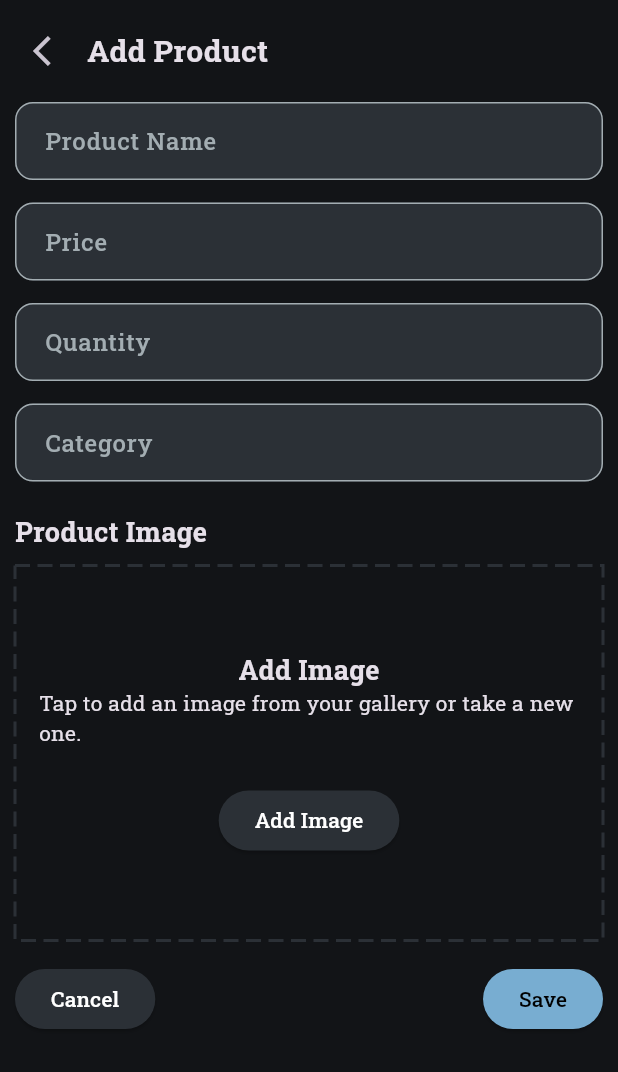
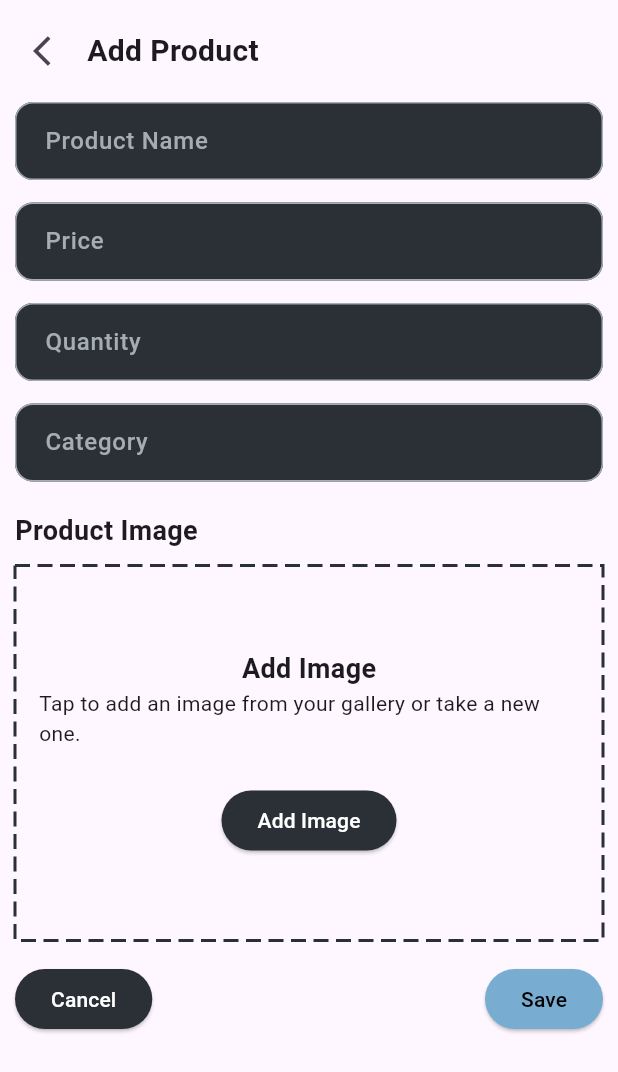
Before and after one commit to amrelmaadawy/shop_management, a Flutter app: the screen it shows after launch, after a tap on "Add Product", on a phone screen of 412 x 824 dp. Shown: the top 1072 px of the screen. Run offline on Flutter 3.47's test engine with Material 3 defaults, Android fonts, the phone set to English and light mode, and no system bars; drawn by our look-alikes of dotted_border; our stand-ins replace flutter_riverpod, hive, hive_flutter, shared_preferences, syncfusion_flutter_charts; accounts and stored records are empty.

Commit message:
toggle between dark and light mode

```diff
--- a/lib/features/settings/logic/setting_provider.dart
+++ b/lib/features/settings/logic/setting_provider.dart
@@ -2,5 +2,9 @@ import 'package:flutter/material.dart';
 import 'package:flutter_riverpod/flutter_riverpod.dart';
 
 final localizationProvider = StateProvider((ref) {
-  return  const Locale('en');
+  return const Locale('en');
 });
+
+final themeModeProvider = StateProvider((ref) {
+  return ThemeMode.light;
+});
--- a/lib/main.dart
+++ b/lib/main.dart
@@ -14,13 +14,19 @@ Future<void> main() async {
   WidgetsFlutterBinding.ensureInitialized();
   final prefs = await SharedPreferences.getInstance();
   final langCode = prefs.getString('lang') ?? 'en';
-
+  final isDark = prefs.getBool('isDark') ?? false;
   await Hive.initFlutter();
   Hive.registerAdapter(ProductModelAdapter());
   await Hive.openBox<ProductModel>(productBox);
   runApp(
     ProviderScope(
-      overrides: [localizationProvider.overrideWith((ref) => Locale(langCode))],
+      overrides: [
+        localizationProvider.overrideWith((ref) => Locale(langCode)),
+        themeModeProvider.overrideWith((ref)
+        {return
+          isDark? ThemeMode.dark:ThemeMode.light;
+        })
+      ],
 
       child: const MyApp(),
     ),
@@ -39,13 +45,20 @@ class MyApp extends ConsumerWidget {
         GlobalWidgetsLocalizations.delegate,
         GlobalCupertinoLocalizations.delegate,
       ],
-      supportedLocales:const [Locale('ar'), Locale('en')],
+      supportedLocales: const [Locale('ar'), Locale('en')],
       debugShowCheckedModeBanner: false,
-      title: 'Flutter Demo',
-      theme: ThemeData.dark().copyWith(
+      theme: ThemeData.light(),
+      darkTheme: ThemeData.dark().copyWith(
+        bottomNavigationBarTheme: BottomNavigationBarThemeData(
+          backgroundColor: AppColors.kButtonNavBarColor,
+          unselectedItemColor: AppColors.kPrimeryColor,
+          selectedItemColor: Colors.white,
+          unselectedLabelStyle: TextStyle(color: AppColors.kPrimeryColor),
+        ),
         scaffoldBackgroundColor: AppColors.kBackgroundColor,
         textTheme: ThemeData.dark().textTheme.apply(fontFamily: 'RobotoSlab'),
       ),
+      themeMode: ref.watch(themeModeProvider),
       home: SplashView(),
     );
   }
```
Also changed, not shown: lib/features/home/ui/main_home_view.dart (+1 -6 lines), lib/features/settings/ui/settings_view.dart (+10 -2 lines).
